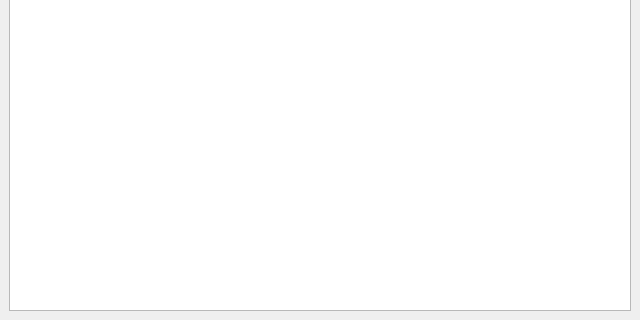
Above: mainwindow.ui from we6jbo/septemberfamilytree before the change; both pictures show x 0 to 640 and y 200 to 520 of the 640 by 520 pixel window. Below: the same form after it.
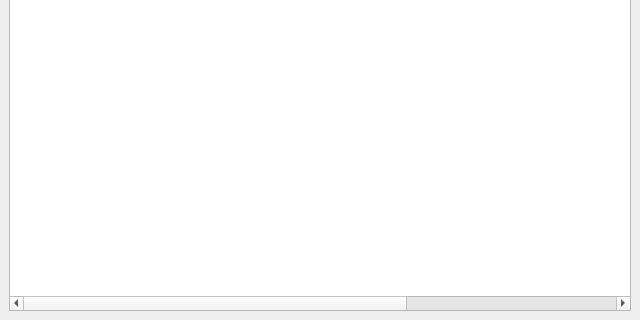
That is the form after the change.

Commit message: Create or repair Qt Widgets scaffold

Patch:
```diff
--- a/mainwindow.ui
+++ b/mainwindow.ui
@@ -30,6 +30,11 @@
         <string>TG Number</string>
        </property>
       </column>
+      <column>
+       <property name="text">
+        <string>Notes</string>
+       </property>
+      </column>
      </widget>
     </item>
    </layout>
```
The commit also changes 1 other file.
